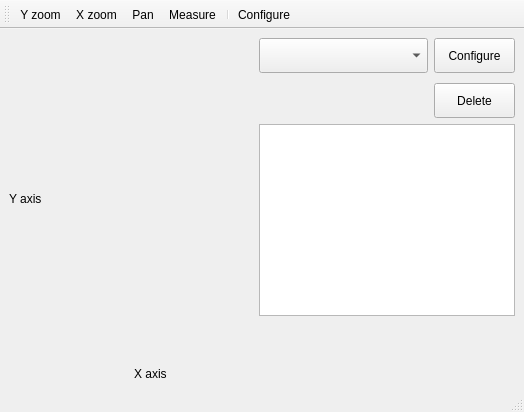
First picture: the form in mainwindow.ui, repository whtuGitHub/qt-simple-plot, before the edit.
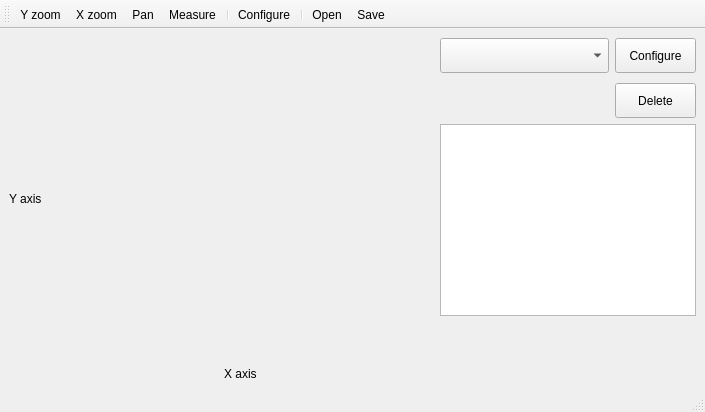
Second picture: the form after the edit. Icons and pictures are not drawn.

What changed in the file:
```diff
--- a/mainwindow.ui
+++ b/mainwindow.ui
@@ -6,7 +6,7 @@
    <rect>
     <x>0</x>
     <y>0</y>
-    <width>524</width>
+    <width>705</width>
     <height>412</height>
    </rect>
   </property>
@@ -189,6 +189,9 @@
    <addaction name="actionMeasure"/>
    <addaction name="separator"/>
    <addaction name="actionConfigure"/>
+   <addaction name="separator"/>
+   <addaction name="actionOpen"/>
+   <addaction name="actionSave"/>
   </widget>
   <action name="actionY_zoom">
    <property name="checkable">
@@ -242,6 +245,22 @@
     <string>Configure</string>
    </property>
   </action>
+  <action name="actionOpen">
+   <property name="icon">
+    <iconset theme="document-open"/>
+   </property>
+   <property name="text">
+    <string>Open</string>
+   </property>
+  </action>
+  <action name="actionSave">
+   <property name="icon">
+    <iconset theme="document-save"/>
+   </property>
+   <property name="text">
+    <string>Save</string>
+   </property>
+  </action>
  </widget>
  <resources/>
  <connections/>
```
Left out of the diff: 22 changed lines with no effect on the pictures.
